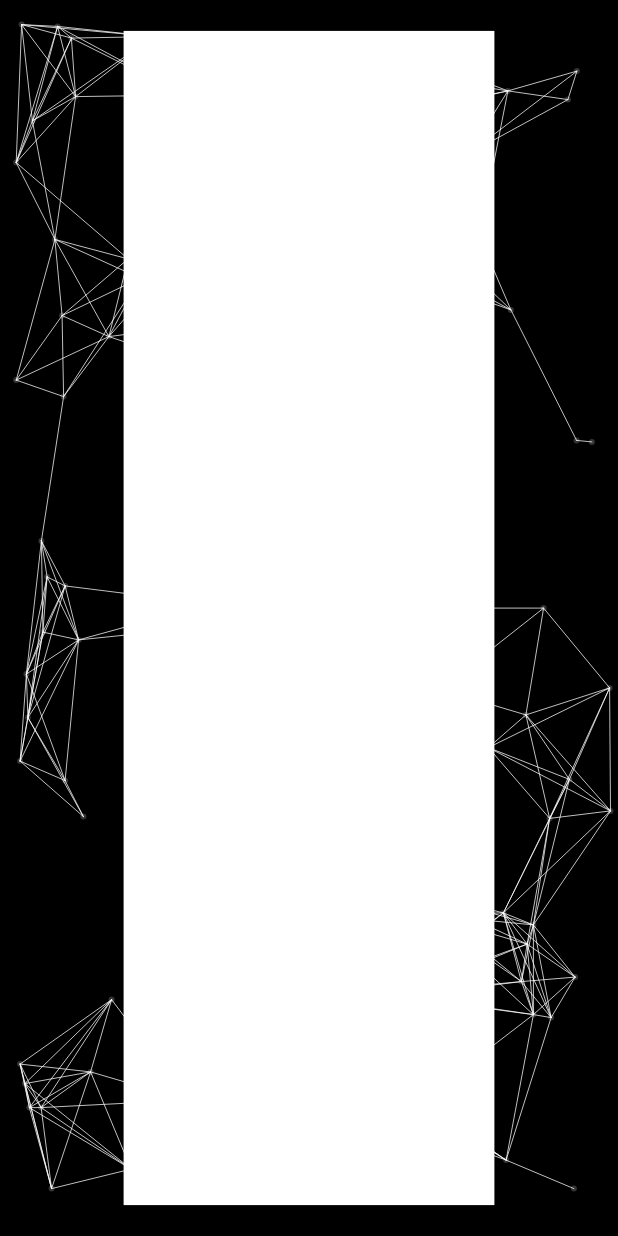
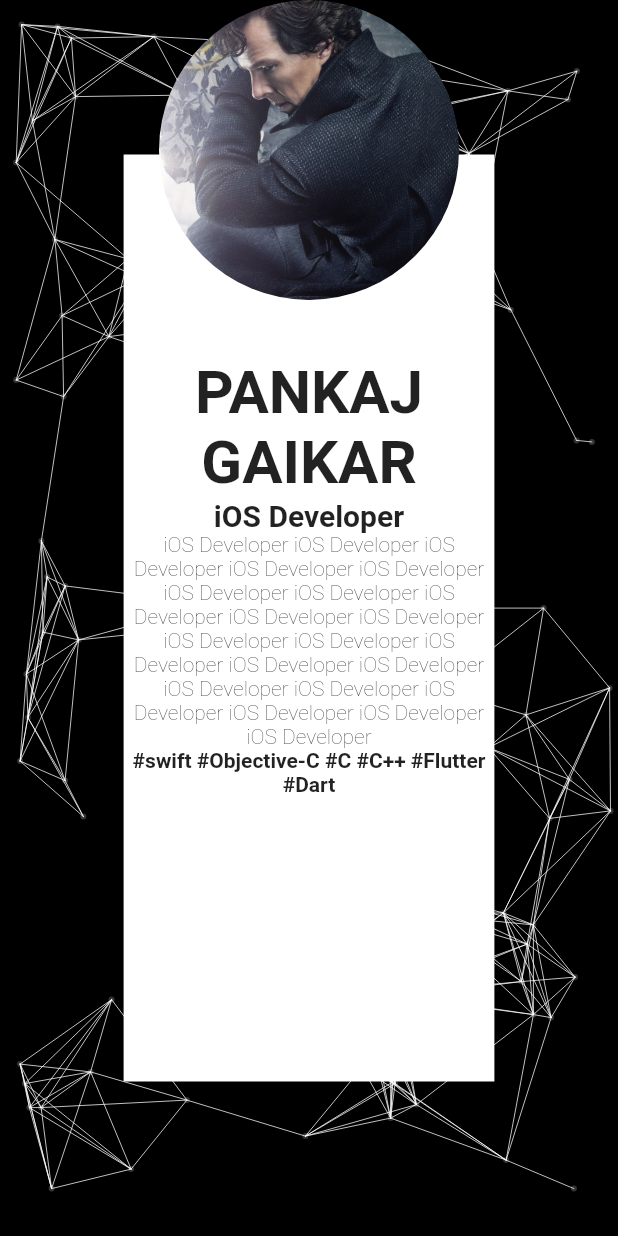
Before and after one commit to PankajGaikar/portfolio, a Flutter app: the screen it shows after launch, on a phone screen of 412 x 824 dp. Run offline on Flutter 3.47's test engine with Material 2 defaults, Android fonts, the phone set to English and light mode, and no system bars.

Commit message:
Added basic data.

```diff
--- a/lib/main.dart
+++ b/lib/main.dart
@@ -50,13 +50,55 @@ class _MyHomePageState extends State<MyHomePage> {
           backgroundcolor: Colors.black,
           pointcolor: Colors.white.withOpacity(0.2),
           // bgimg: AssetImage('assets/bg.png'),
-          child: Center(
-            child: Container(
-              alignment: Alignment.center,
-              decoration: BoxDecoration(color: Colors.white),
-              height: MediaQuery.of(context).size.height * .95,
-              width: MediaQuery.of(context).size.width * .6,
-            ),
+          child: Stack(
+            alignment: Alignment.topCenter,
+            children: [
+              Center(
+                child: Container(
+                  padding: EdgeInsets.only(top: 135),
+                  alignment: Alignment.center,
+                  decoration: BoxDecoration(color: Colors.white),
+                  height: MediaQuery.of(context).size.height * .75,
+                  width: MediaQuery.of(context).size.width * .6,
+                  child: ListView(
+                    children: [
+                      Text(
+                        'PANKAJ GAIKAR',
+                        textAlign: TextAlign.center,
+                        style: TextStyle(
+                            fontSize: 40, fontWeight: FontWeight.bold),
+                      ),
+                      Text(
+                        'iOS Developer',
+                        textAlign: TextAlign.center,
+                        style: TextStyle(
+                            fontSize: 20, fontWeight: FontWeight.w600),
+                      ),
+                      Text(
+                        'iOS Developer iOS Developer iOS Developer iOS Developer iOS Developer iOS Developer iOS Developer iOS Developer iOS Developer iOS Developer iOS Developer iOS Developer iOS Developer iOS Developer iOS Developer iOS Developer iOS Developer iOS Developer iOS Developer iOS Developer iOS Developer',
+                        textAlign: TextAlign.center,
+                        style: TextStyle(fontWeight: FontWeight.w100),
+                      ),
+                      Text(
+                        '#swift #Objective-C #C #C++ #Flutter #Dart',
+                        textAlign: TextAlign.center,
+                        style: TextStyle(fontWeight: FontWeight.w700),
+                      )
+                    ],
+                  ),
+                ),
+              ),
+              Container(
+                child: ClipOval(
+                  // radius: 100,
+                  child: Image.asset(
+                    'assets/Sherlock.jpg',
+                    height: 200,
+                    width: 200,
+                  ),
+                ),
+              )
+            ],
           ),
         ));
   }
--- a/pubspec.yaml
+++ b/pubspec.yaml
@@ -48,6 +48,7 @@ flutter:
   # To add assets to your application, add an assets section, like this:
   assets:
     - assets/bg.png
+    - assets/Sherlock.jpg
 #    - images/a_dot_burr.jpeg
 #     - images/a_dot_ham.jpeg
 
```
Also changed, not shown: assets/Sherlock.jpg (added).
